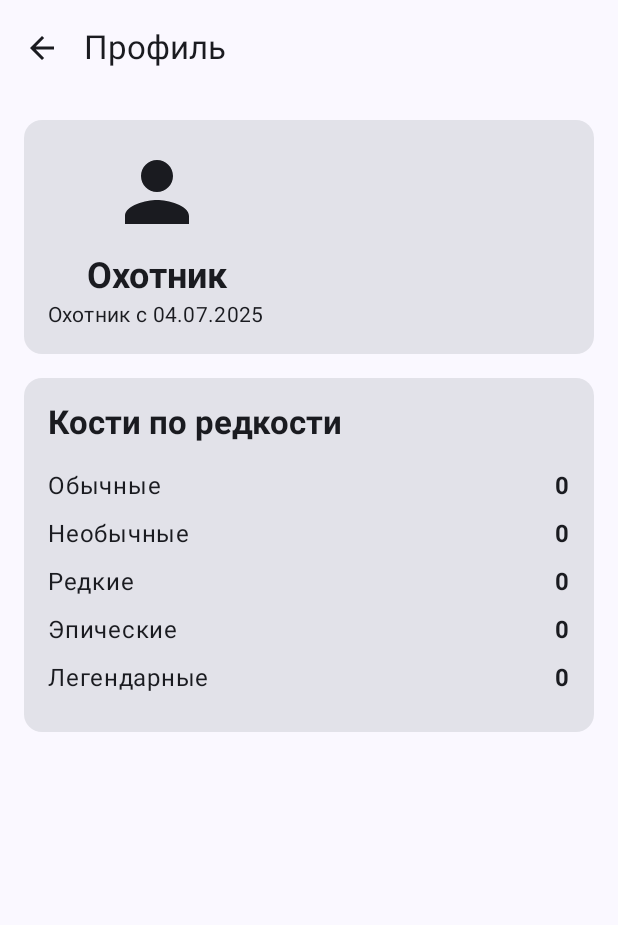
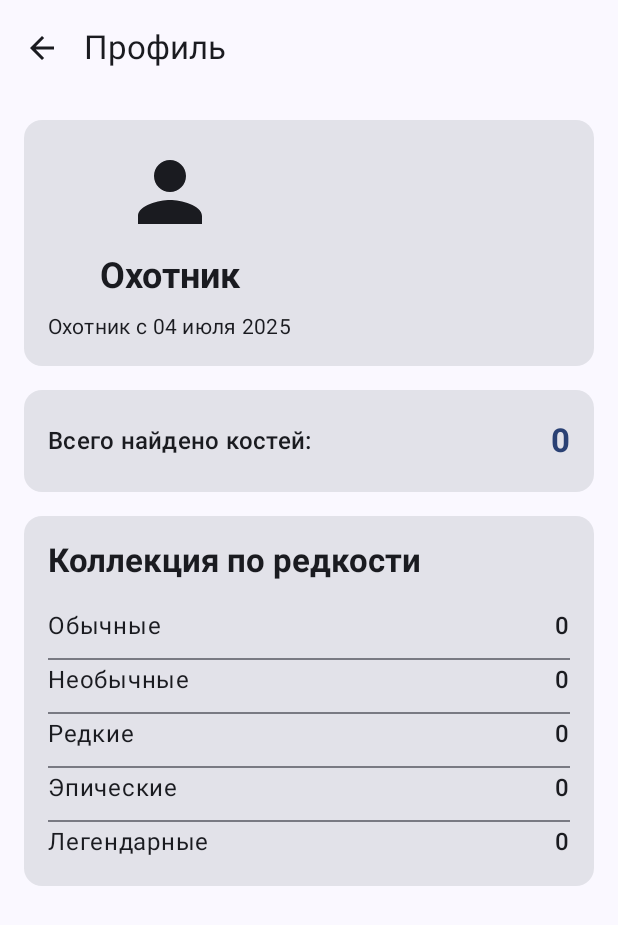
Before and after one commit to dbutser/DinoHunter, an Android app built with Jetpack Compose: the ProfileScreen screen opened through its navigation route, on a phone screen of 412 x 824 dp. Shown: the top 925 px of the screen. Run offline under Robolectric (Android 15) with nearby library versions, the phone set to English and light mode, and no system bars; our stand-ins replace Dagger/Hilt's generated code, Room's generated code.

Commit message:
Initial commit

```diff
--- a/app/src/main/java/com/dinohunters/app/data/local/BoneDao.kt
+++ b/app/src/main/java/com/dinohunters/app/data/local/BoneDao.kt
@@ -1,3 +1,5 @@
+// Путь: app/src/main/java/com/dinohunters/app/data/local/BoneDao.kt
+
 package com.dinohunters.app.data.local
 
 import androidx.room.*
@@ -16,9 +18,18 @@ interface BoneDao {
     @Delete
     suspend fun deleteBone(bone: Bone)
 
+    /**
+     * Возвращает общее количество найденных костей.
+     * (У вас уже был этот метод, он корректен)
+     */
     @Query("SELECT COUNT(*) FROM bones")
     suspend fun getBonesCount(): Int
 
+    /**
+     * [ИЗМЕНЕНО] Возвращает количество костей определенной редкости.
+     * Метод переименован с getBonesByRarity на getBonesCountByRarity,
+     * чтобы соответствовать вызову в DinoRepository.
+     */
     @Query("SELECT COUNT(*) FROM bones WHERE rarity = :rarity")
-    suspend fun getBonesByRarity(rarity: BoneRarity): Int
+    suspend fun getBonesCountByRarity(rarity: BoneRarity): Int // <-- Имя изменено здесь
 }
--- a/app/src/main/java/com/dinohunters/app/ui/profile/ProfileScreen.kt
+++ b/app/src/main/java/com/dinohunters/app/ui/profile/ProfileScreen.kt
@@ -1,3 +1,5 @@
+// Путь: app/src/main/java/com/dinohunters/app/ui/profile/ProfileScreen.kt
+
 package com.dinohunters.app.ui.profile
 
 import androidx.compose.foundation.layout.*
@@ -8,15 +10,13 @@ import androidx.compose.material.icons.filled.ArrowBack
 import androidx.compose.material.icons.filled.Person
 import androidx.compose.material3.*
 import androidx.compose.runtime.Composable
-import androidx.compose.runtime.collectAsState
 import androidx.compose.runtime.getValue
 import androidx.compose.ui.Alignment
 import androidx.compose.ui.Modifier
-import androidx.compose.ui.graphics.Color
 import androidx.compose.ui.text.font.FontWeight
 import androidx.compose.ui.unit.dp
 import androidx.hilt.navigation.compose.hiltViewModel
-import com.dinohunters.app.data.model.BoneRarity
+import androidx.lifecycle.compose.collectAsStateWithLifecycle
 import com.dinohunters.app.data.model.UserProfile
 import java.text.SimpleDateFormat
 import java.util.*
@@ -27,7 +27,9 @@ fun ProfileScreen(
     onNavigateBack: () -> Unit,
     viewModel: ProfileViewModel = hiltViewModel()
 ) {
-    val uiState by viewModel.uiState.collectAsState()
+    // [КЛЮЧЕВОЕ ИСПРАВЛЕНИЕ]
+    // Используем collectAsStateWithLifecycle для надежной и эффективной подписки на обновления.
+    val uiState by viewModel.uiState.collectAsStateWithLifecycle()
 
     Scaffold(
         topBar = {
@@ -35,12 +37,22 @@ fun ProfileScreen(
                 title = { Text("Профиль") },
                 navigationIcon = {
                     IconButton(onClick = onNavigateBack) {
-                        Icon(Icons.Default.ArrowBack, contentDescription = "Назад")
-                    }
+                        Icon(Icons.Default.ArrowBack, contentDescription = "Назад")                    }
                 }
             )
         }
     ) { paddingValues ->
+        // Проверяем, загружен ли профиль, чтобы избежать показа данных по умолчанию (все по нулям)
+        if (uiState.isLoading) {
+            // Если в ViewModel стоит флаг isLoading, показываем индикатор
+            Box(
+                modifier = Modifier.fillMaxSize().padding(paddingValues),
+                contentAlignment = Alignment.Center
+            ) {
+                CircularProgressIndicator()
+            }
+        } else {
+            // Когда данные готовы, показываем контент
             Column(
                 modifier = Modifier
                     .fillMaxSize()
@@ -50,7 +62,9 @@ fun ProfileScreen(
                 verticalArrangement = Arrangement.spacedBy(16.dp)
             ) {
                 ProfileHeader(profile = uiState.profile)
+                TotalBonesStatistic(profile = uiState.profile)
                 RarityStatistics(profile = uiState.profile)
+            }
         }
     }
 }
@@ -60,14 +74,38 @@ fun ProfileHeader(profile: UserProfile) {
     Card(modifier = Modifier.fillMaxWidth()) {
         Column(
             modifier = Modifier.padding(16.dp),
-            horizontalAlignment = Alignment.CenterHorizontally
+            horizontalAlignment = Alignment.CenterHorizontally,
+            verticalArrangement = Arrangement.spacedBy(8.dp)
         ) {
             Icon(Icons.Default.Person, contentDescription = "Аватар", modifier = Modifier.size(64.dp))
-            Spacer(modifier = Modifier.height(8.dp))
             Text(profile.nickname, style = MaterialTheme.typography.headlineSmall, fontWeight = FontWeight.Bold)
+            // Добавим проверку, чтобы не было креша, если createdAt == 0
+            if (profile.createdAt > 0) {
                 Text(
-                "Охотник с ${SimpleDateFormat("dd.MM.yyyy", Locale.getDefault()).format(Date(profile.createdAt))}",
+                    "Охотник с ${SimpleDateFormat("dd MMMM yyyy", Locale("ru")).format(Date(profile.createdAt))}",
                     style = MaterialTheme.typography.bodyMedium
+                )
+            }
+        }
+    }
+}
+
+@Composable
+fun TotalBonesStatistic(profile: UserProfile) {
+    Card(modifier = Modifier.fillMaxWidth()) {
+        Row(
+            modifier = Modifier
+                .padding(horizontal = 16.dp, vertical = 20.dp)
+                .fillMaxWidth(),
+            horizontalArrangement = Arrangement.SpaceBetween,
+            verticalAlignment = Alignment.CenterVertically
+        ) {
+            Text("Всего найдено костей:", style = MaterialTheme.typography.titleMedium)
+            Text(
+                text = profile.totalBones.toString(),
+                style = MaterialTheme.typography.titleLarge,
+                fontWeight = FontWeight.Bold,
+                color = MaterialTheme.colorScheme.primary
             )
         }
     }
@@ -77,9 +115,10 @@ fun ProfileHeader(profile: UserProfile) {
 fun RarityStatistics(profile: UserProfile) {
     Card(modifier = Modifier.fillMaxWidth()) {
         Column(modifier = Modifier.padding(16.dp)) {
-            Text("Кости по редкости", style = MaterialTheme.typography.titleLarge, fontWeight = FontWeight.Bold)
+            Text("Коллекция по редкости", style = MaterialTheme.typography.titleLarge, fontWeight = FontWeight.Bold)
             Spacer(modifier = Modifier.height(16.dp))
 
+            // Создаем список данных для отображения, чтобы было чисто и наглядно
             val stats = listOf(
                 "Обычные" to profile.commonBones,
                 "Необычные" to profile.uncommonBones,
@@ -90,14 +129,17 @@ fun RarityStatistics(profile: UserProfile) {
 
             stats.forEach { (name, count) ->
                 Row(
-                    modifier = Modifier.fillMaxWidth(),
-                    horizontalArrangement = Arrangement.SpaceBetween
+                    modifier = Modifier.fillMaxWidth().padding(vertical = 4.dp),
+                    horizontalArrangement = Arrangement.SpaceBetween,
+                    verticalAlignment = Alignment.CenterVertically
                 ) {
-                    Text(name)
-                    Text(count.toString(), fontWeight = FontWeight.Bold)
+                    Text(name, style = MaterialTheme.typography.bodyLarge)
+                    Text(count.toString(), style = MaterialTheme.typography.bodyLarge, fontWeight = FontWeight.SemiBold)
                 }
-                Spacer(modifier = Modifier.height(8.dp))
+                if (stats.last().first != name) {
+                    Divider(modifier = Modifier.padding(top = 8.dp))
                 }
             }
         }
     }
+}
```
Also changed, not shown: app/build.gradle.kts (+7 -5 lines), app/src/main/java/com/dinohunters/app/data/repository/DinoRepository.kt (+44 -40 lines). Lines whose indentation alone changed are shown as unchanged.
